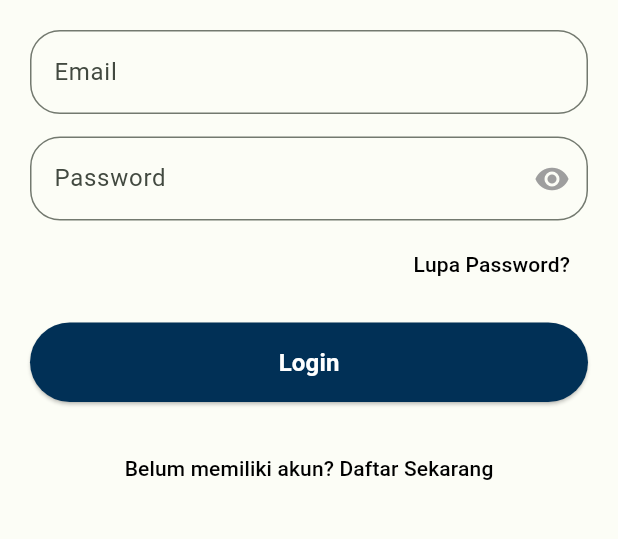
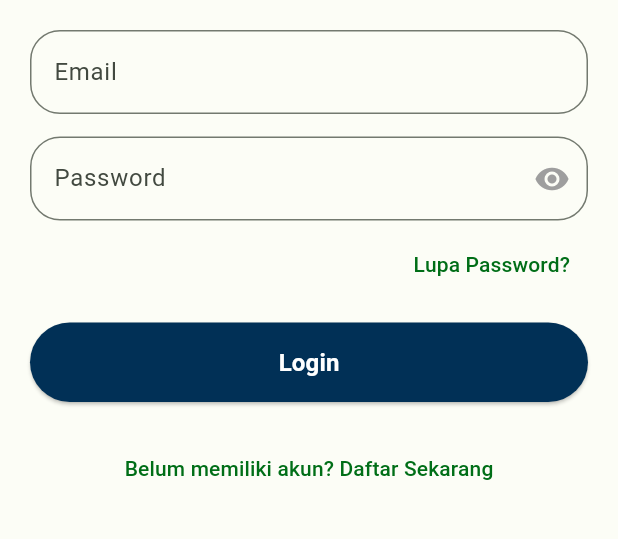
Before and after one commit to strhmdn14102004/Sunmolor-Team-2022, a Flutter app: the screen it shows after launch, on a phone screen of 412 x 824 dp, the part 540-1079 px from its top. Run offline on Flutter 3.47's test engine with Material 3 defaults, Android fonts, the phone set to English and light mode, and no system bars; drawn by our look-alikes of loader_overlay; our stand-ins replace basic_utils, bloc, cloud_firestore, dio, firebase_auth, firebase_core and 11 more; accounts and stored records are empty; Roboto replaces fonts that are missing (Barlow); project files that could hold a hidden picture were left out.

Commit message:
big update
update

```diff
--- a/lib/main.dart
+++ b/lib/main.dart
@@ -34,6 +34,7 @@ void main() async {
   await flutterLocalNotificationsPlugin.initialize(initializationSettings);
   runApp(const MyApp());
 }
+
 Future<void> requestPermissions() async {
   Map<Permission, PermissionStatus> statuses = await [
     Permission.notification,
--- a/lib/module/account/account_form/account_form_page.dart
+++ b/lib/module/account/account_form/account_form_page.dart
@@ -334,7 +334,7 @@ class _AccountFormPageState extends State<AccountFormPage> {
                     'Simpan',
                     style: TextStyle(
                         fontSize: 16,
-                        color: Colors.black,
+
                         fontWeight: FontWeight.bold),
                   ),
                 ),
--- a/lib/module/account/account_page.dart
+++ b/lib/module/account/account_page.dart
@@ -6,7 +6,6 @@ import 'package:sunmolor_team/module/account/account_form/account_form_page.dart
 import 'package:sunmolor_team/module/auth/forgot_password/forgot_password_page.dart';
 import 'package:sunmolor_team/module/auth/login/login_page.dart';
 import 'package:sunmolor_team/module/kendaraan/kendaraan_page.dart';
-import 'package:sunmolor_team/overlay/success_overlay.dart';
 
 class AccountPage extends StatefulWidget {
   @override
@@ -72,7 +71,6 @@ class _AccountPageState extends State<AccountPage> {
           },
           style: ElevatedButton.styleFrom(
             backgroundColor: Colors.blue[100],
-
             padding: const EdgeInsets.symmetric(vertical: 15),
             minimumSize: const Size(double.infinity, 50),
           ),
--- a/lib/module/auth/login/login_page.dart
+++ b/lib/module/auth/login/login_page.dart
@@ -157,7 +157,7 @@ class _LoginScreenState extends State<LoginScreen> {
                     },
                     child: const Text(
                       'Lupa Password?',
-                      style: TextStyle(color: Colors.black),
+                      style: TextStyle(),
                     ),
                   ),
                 ),
@@ -188,7 +188,7 @@ class _LoginScreenState extends State<LoginScreen> {
                   },
                   child: const Text(
                     'Belum memiliki akun? Daftar Sekarang',
-                    style: TextStyle(color: Colors.black),
+                    style: TextStyle(),
                   ),
                 ),
               ],
--- a/lib/module/auth/signup/signup_page.dart
+++ b/lib/module/auth/signup/signup_page.dart
@@ -147,7 +147,7 @@ Future<void> _signUpWithEmailAndPassword(BuildContext context) async {
                   },
                   child: const Text(
                     'Sudah punya akun? Login',
-                    style: TextStyle(color: Colors.black),
+                    style: TextStyle(),
                   ),
                 ),
               ],
--- a/lib/module/chat/chat_page.dart
+++ b/lib/module/chat/chat_page.dart
@@ -205,7 +205,7 @@ class _GroupChatPageState extends State<GroupChatPage> {
                   ),
                 ),
                 IconButton(
-                  icon: const Icon(Icons.send_rounded, color: Colors.black),
+                  icon: const Icon(Icons.send_rounded,),
                   onPressed: () {
                     String text = _messageController.text.trim();
                     if (text.isNotEmpty) {
--- a/lib/module/kendaraan/kendaraan_page.dart
+++ b/lib/module/kendaraan/kendaraan_page.dart
@@ -331,7 +331,7 @@ class _KendaraanPageState extends State<KendaraanPage> {
                     style: TextStyle(
                         fontSize: 16,
                         fontWeight: FontWeight.bold,
-                        color: Colors.black),
+                       ),
                   ),
                 ),
               ],
--- a/lib/module/upload/upload_page.dart
+++ b/lib/module/upload/upload_page.dart
@@ -235,6 +235,7 @@ class _UploadPageState extends State<UploadPage> {
   @override
   Widget build(BuildContext context) {
     return Scaffold(
+
       appBar: AppBar(
         centerTitle: true,
         title: const Text('Upload Photo'),
@@ -258,7 +259,7 @@ class _UploadPageState extends State<UploadPage> {
                 value: 0,
                 child: Row(
                   children: [
-                    Icon(Icons.select_all_rounded, color: Colors.black),
+                    Icon(Icons.select_all_rounded),
                     SizedBox(width: 8),
                     Text('Pilih Semua'),
                   ],
@@ -299,7 +300,7 @@ class _UploadPageState extends State<UploadPage> {
                 Container(
                   decoration: BoxDecoration(
                       borderRadius: BorderRadius.circular(20),
-                      color: Colors.grey[300]),
+                      color: Colors.grey[500]),
                   padding: const EdgeInsets.symmetric(horizontal: 16),
                   child: TextField(
                     controller: _folderController,
--- a/pubspec.yaml
+++ b/pubspec.yaml
@@ -60,6 +60,9 @@ dependencies:
   cloud_firestore: ^4.17.5
   image_picker: ^1.1.2
   firebase_messaging: ^14.9.4
+  video_player: ^2.8.7
+  video_thumbnail: ^0.5.3
+  file_picker: ^8.0.5
 
 dev_dependencies:
   flutter_test:
```
Also changed, not shown: lib/module/auth/forgot_password/forgot_password_page.dart (+1 -19 lines), pubspec.lock, 1 other file.
